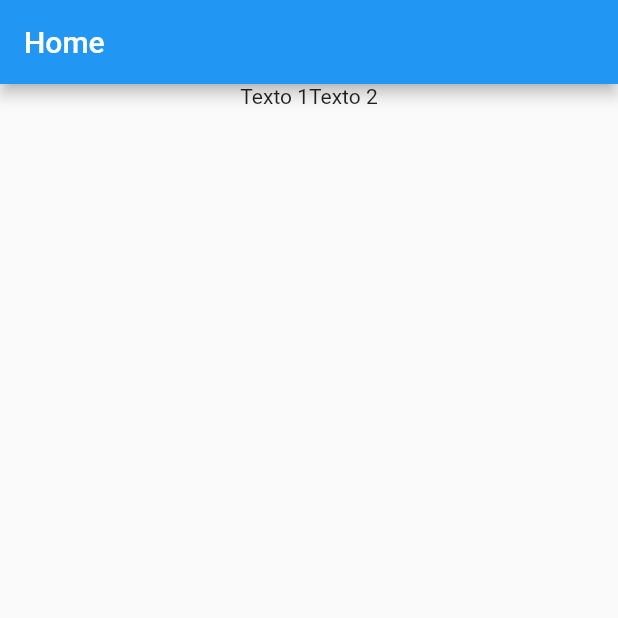
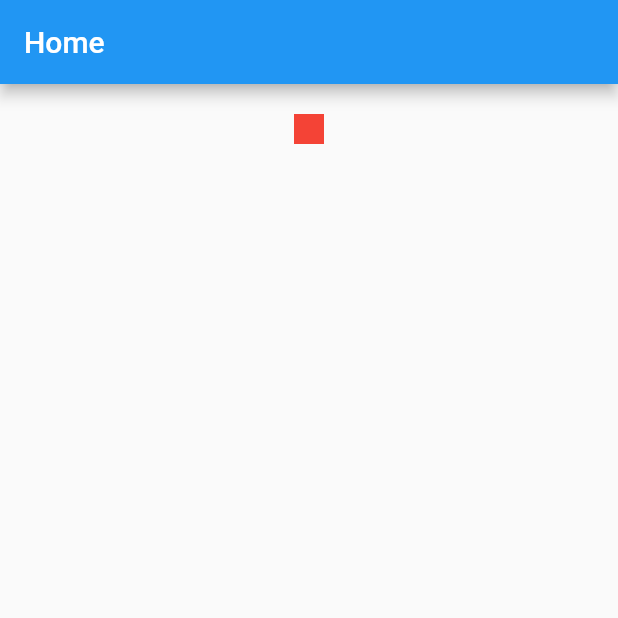
Before and after one commit to iCarlosAugusto/Flutter-Pokedex, a Flutter app: the screen it shows after launch, on a phone screen of 412 x 824 dp, the top half of it. Run offline on Flutter 3.47's test engine with Material 2 defaults, Android fonts, the phone set to English and light mode, and no system bars.

Commit message:
feat: Container

```diff
--- a/lib/main.dart
+++ b/lib/main.dart
@@ -13,13 +13,15 @@ class MyApp extends StatelessWidget {
       home: Scaffold(
         appBar: AppBar(title: Text("Home")),
         body: Column(children: [
-          Row(
-            mainAxisAlignment: MainAxisAlignment.center,
-            children: [
-              Text("Texto 1"),
-              Text("Texto 2")
-            ],
-          )
+          Row(children: [
+
+            Container(
+              margin: EdgeInsets.only(top: 20),
+              color: Colors.red,
+              width: 20,
+              height: 20
+            )
+          ], mainAxisAlignment: MainAxisAlignment.center,)
         ]),
       ),
     );
```
